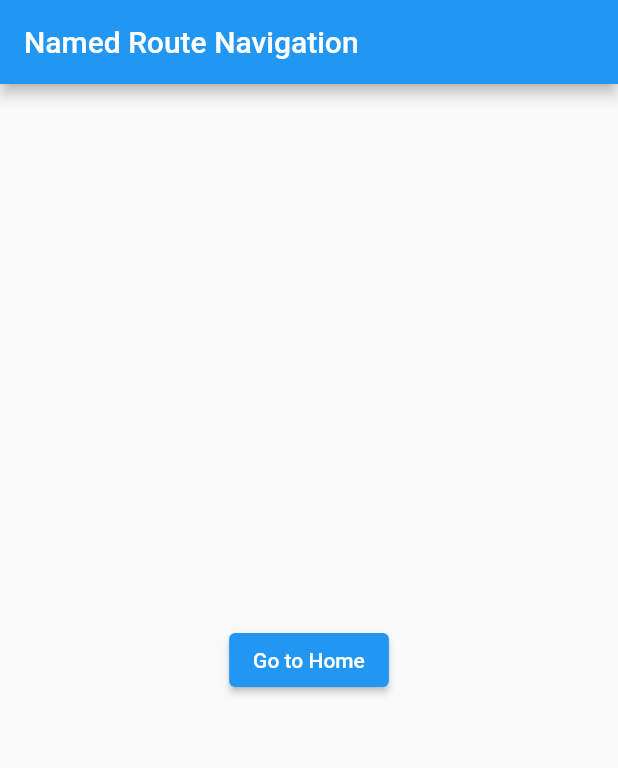
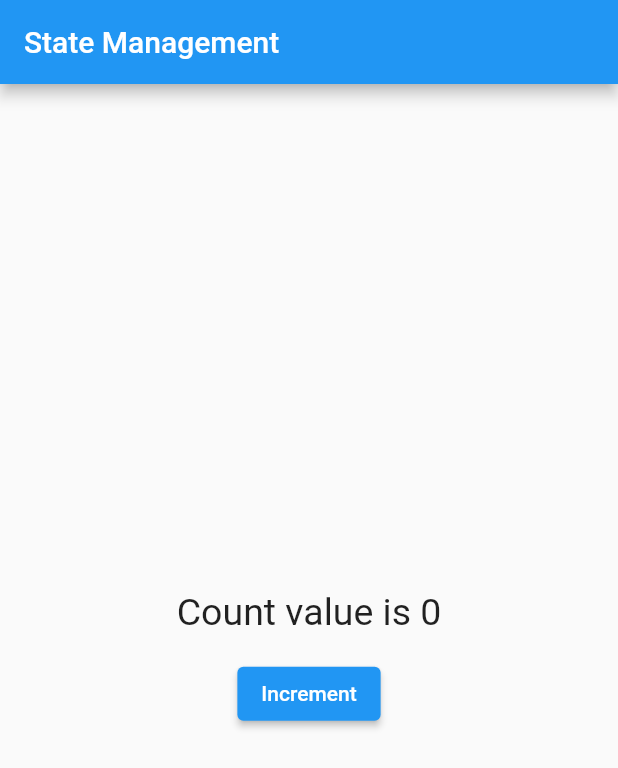
Before and after one commit to ali-sojib/Flutter-GetX-Utils, a Flutter app: the screen it shows after launch, on a phone screen of 412 x 824 dp. Shown: the top 768 px of the screen. Run offline on Flutter 3.47's test engine with Material 2 defaults, Android fonts, the phone set to English and light mode, and no system bars; our stand-ins replace get.

Commit message:
getx state management reactive State Manager Obx

```diff
--- a/lib/main.dart
+++ b/lib/main.dart
@@ -4,6 +4,7 @@ import 'package:get/get.dart';
 import 'getx_route_navigation_Named/getx_home.dart';
 import 'getx_route_navigation_Named/getx_mian_named.dart';
 import 'getx_route_navigation_Named/getx_next_screen.dart';
+import 'st_mn_reactive_state_manager_obx.dart';
 
 void main() {
   runApp(const MyApp());
@@ -17,7 +18,7 @@ class MyApp extends StatelessWidget {
   @override
   Widget build(BuildContext context) {
     return GetMaterialApp(
-      // title: 'GetX',
+      title: 'GetX',
       // home: SnackBarHomePage(),
       // home: DialogHomePage(),
       // home: BottomSheetPage(),
@@ -25,6 +26,7 @@ class MyApp extends StatelessWidget {
       /*
       Named route navigaiton utils
       */
+      /*
         title: "Navigation",
         initialRoute: "/",
         defaultTransition: Transition.zoom,
@@ -45,7 +47,9 @@ class MyApp extends StatelessWidget {
               transition: Transition.leftToRight)
         ],
         // unknownRoute: GetPage(name: '/notfound', page: () => UnknownRoute()),
-      home: NamedRouteNavigationMain(),
+      */
+      // home: NamedRouteNavigationMain(),
+      home: StateManagementReactiveStateManagerObx(),
     );
   }
 }
--- /dev/null
+++ b/lib/st_mn_reactive_state_manager_obx.dart
@@ -0,0 +1,73 @@
+import 'package:flutter/material.dart';
+import 'package:get/get.dart';
+
+// state_management_reactive State Manager Obx
+
+/* If we want that every time the value of count variable changes
+  then all the widgets which uses the count variable must update itself
+  then the count variable must be reactive or observable and to make it
+  Reactive(Rx) .obs is used with variable value.
+  To update the widget which uses Rx variable must be placed inside
+  Obx(() => Your widget which uses Rx)
+  The widget will only update if and only if the Rx variable value changes.
+  Other ways of making the variable Rx
+
+  1 - The first is using Rx{Type}.
+  ===============================
+    initial value is recommended, but not mandatory
+    final name = RxString('');
+    final isLogged = RxBool(false);
+    final count = RxInt(0);
+    final balance = RxDouble(0.0);
+    final items = RxList<String>([]);
+    final myMap = RxMap<String, int>({});
+
+  2- use Darts Generics, Rx<Type>
+  ===============================
+    final name = Rx<String>('');
+    final isLogged = Rx<Bool>(false);
+    final count = Rx<Int>(0);
+    final balance = Rx<Double>(0.0);
+    final number = Rx<Num>(0)
+    final items = Rx<List<String>>([]);
+    final myMap = Rx<Map<String, int>>({});
+    // Custom classes - it can be any class, literally
+    final user = Rx<User>();
+  */
+
+class StateManagementReactiveStateManagerObx extends StatelessWidget {
+  var count = 0.obs;
+
+  void increment() {
+    count++;
+  }
+
+  @override
+  Widget build(BuildContext context) {
+    // TODO: implement build
+    return Scaffold(
+      appBar: AppBar(title: Text("State Management")),
+      body: Center(
+        child: Column(
+          mainAxisAlignment: MainAxisAlignment.center,
+          crossAxisAlignment: CrossAxisAlignment.center,
+          children: [
+            Obx(() => Text(
+                  "Count value is $count",
+                  style: TextStyle(fontSize: 25),
+                )),
+            const SizedBox(
+              height: 16,
+            ),
+            ElevatedButton(
+              child: const Text("Increment"),
+              onPressed: () {
+                increment();
+              },
+            ),
+          ],
+        ),
+      ),
+    );
+  }
+}
```
Lines whose indentation alone changed are shown as unchanged.
